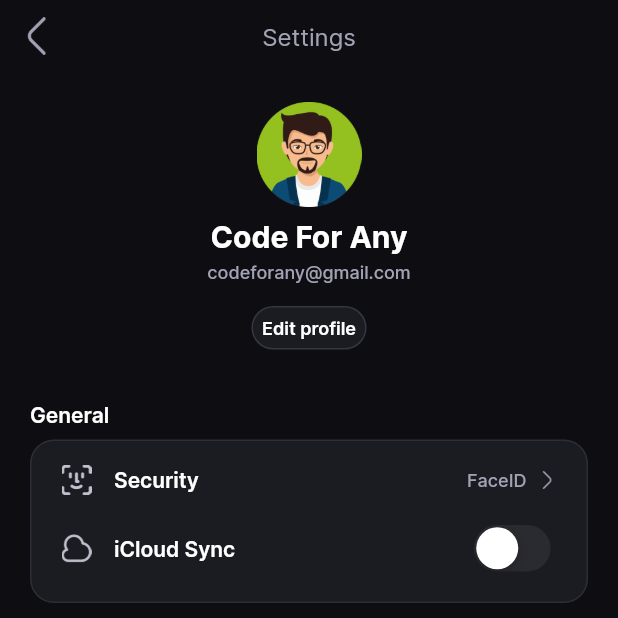
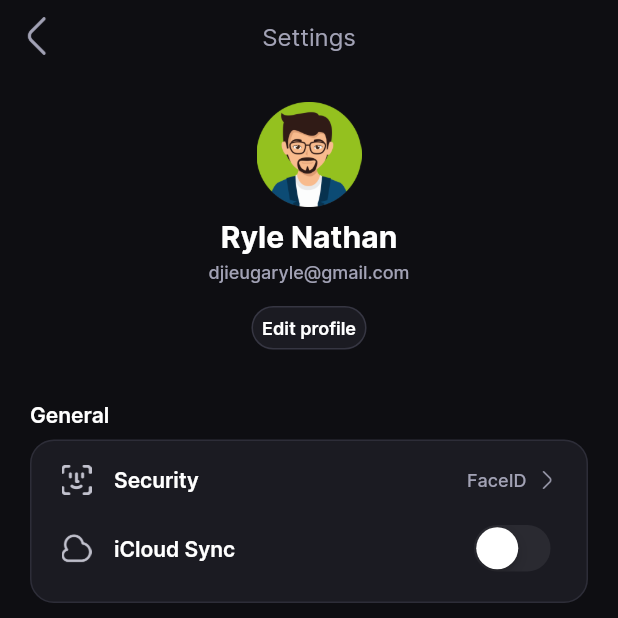
Before and after one commit to DJIEUGA/expense_tracker, a Flutter app: the SettingsView screen opened directly, on a phone screen of 412 x 824 dp, the top half of it. Run offline on Flutter 3.47's test engine with Material 3 defaults, Android fonts, the phone set to English and light mode, and no system bars; our stand-ins replace carousel_slider, dotted_border, scrollable_positioned_list.

Commit message:
[view]: modified setting page

```diff
--- a/lib/main.dart
+++ b/lib/main.dart
@@ -14,7 +14,7 @@ class MyApp extends StatelessWidget {
   @override
   Widget build(BuildContext context) {
     return MaterialApp(
-      title: 'Trackizer',
+      title: 'Track Your Expenses',
       debugShowCheckedModeBanner: false,
       theme: ThemeData(
         fontFamily: "Inter",
--- a/lib/view/settings/settings_view.dart
+++ b/lib/view/settings/settings_view.dart
@@ -66,7 +66,7 @@ class _SettingsViewState extends State<SettingsView> {
               mainAxisAlignment: MainAxisAlignment.center,
               children: [
                 Text(
-                  "Code For Any",
+                  "Ryle Nathan",
                   style: TextStyle(
                       color: TColor.white,
                       fontSize: 20,
@@ -81,7 +81,7 @@ class _SettingsViewState extends State<SettingsView> {
               mainAxisAlignment: MainAxisAlignment.center,
               children: [
                 Text(
-                  "codeforany@gmail.com",
+                  "djieugaryle@gmail.com",
                   style: TextStyle(
                       color: TColor.gray30,
                       fontSize: 12,
```
Also changed, not shown: pubspec.lock.
